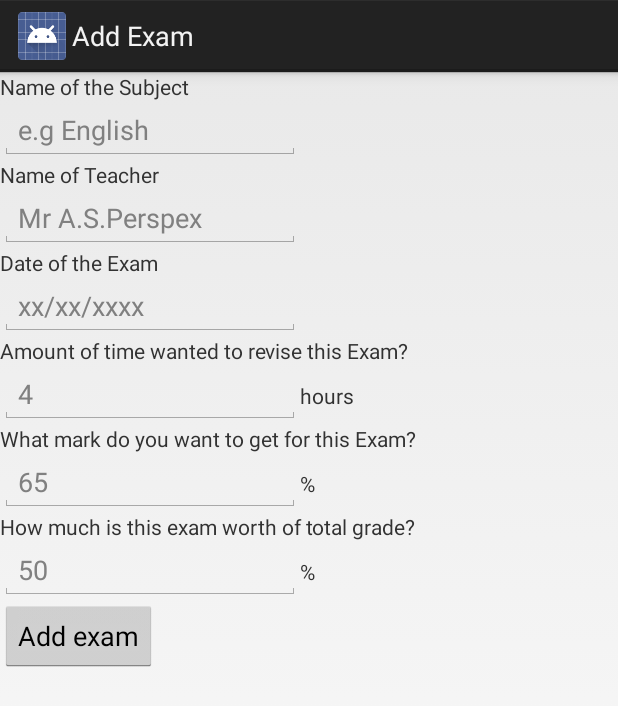
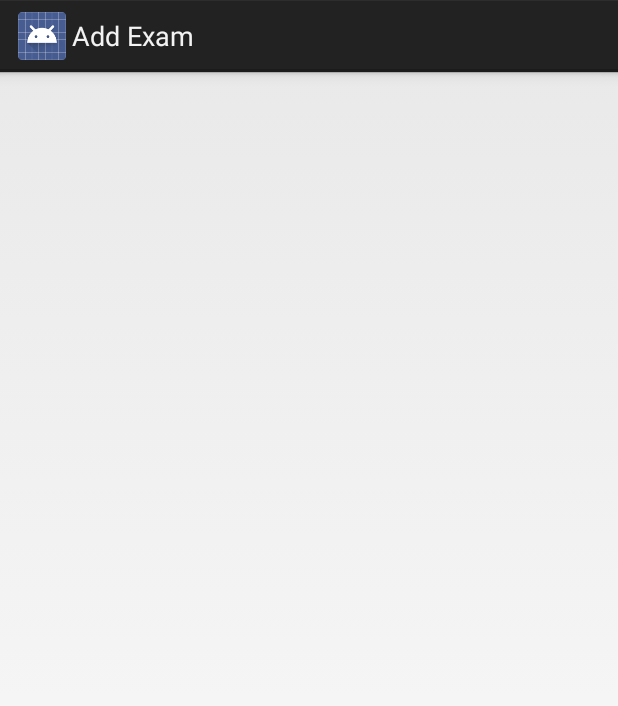
Before and after one commit to apatos/ExamPlanner, an Android app: the AddSubjectActivity screen opened directly, with no data from a screen before it, on a phone screen of 412 x 824 dp. Shown: the top 706 px of the screen. Run offline under Robolectric (Android 15) with nearby library versions, the phone set to English and light mode, and no system bars.

```diff
--- a/Planner/src/main/java/com/atos/examplanner/planner/activity/AddSubjectActivity.java
+++ b/Planner/src/main/java/com/atos/examplanner/planner/activity/AddSubjectActivity.java
@@ -21,13 +21,6 @@ public class AddSubjectActivity extends Activity {
      * In button press function create a new exam object set the information from the Edit Texts to it
      * Then finish the activity
      */
-    //EditText Variables for each editText to be on screen
-    private EditText examName;
-    private EditText teacherName;
-    private EditText examDate;
-    private EditText timeWanted;
-    private EditText desiredMark;
-    private EditText examWorth;
 
     /**
      * When activity is first created this function is called.
@@ -43,15 +36,6 @@ public class AddSubjectActivity extends Activity {
         super.onCreate(savedInstanceState);
         //Set the layout you want to appear
         setContentView(R.layout.activity_add_subject);
-
-        //Finds the EditText views by their ids
-        examName = (EditText)findViewById(R.id.text_box_name);
-        teacherName = (EditText)findViewById(R.id.text_box_teacher);
-        examDate  = (EditText)findViewById(R.id.text_box_exam_date);
-        timeWanted  = (EditText)findViewById(R.id.text_box_time_aim);
-        desiredMark = (EditText)findViewById(R.id.text_box_mark_wanted);
-        examWorth = (EditText)findViewById(R.id.text_box_exam_worth);
-
 
     }
 
--- a/Planner/src/main/res/layout/activity_add_subject.xml
+++ b/Planner/src/main/res/layout/activity_add_subject.xml
@@ -11,116 +11,6 @@
     Mark wanted and Percentage exam is worth of total grade
     Create Button to add exam
     -->
-
-    <TextView
-        android:id="@+id/label_name"
-        android:layout_width="wrap_content"
-        android:layout_height="wrap_content"
-        android:text="@string/label_name_subject"/>
-    <EditText
-        android:id="@+id/text_box_name"
-        android:layout_width="@dimen/activity_add_subject_input_width"
-        android:layout_height="wrap_content"
-        android:inputType="text"
-        android:hint="@string/hint_subject"/>
-    <TextView
-        android:id="@+id/label_teacher"
-        android:layout_width="wrap_content"
-        android:layout_height="wrap_content"
-        android:text="@string/label_name_teacher"/>
-    <EditText
-        android:id="@+id/text_box_teacher"
-        android:layout_width="@dimen/activity_add_subject_input_width"
-        android:layout_height="wrap_content"
-        android:inputType="text"
-        android:hint="@string/hint_teacher"/>
-    <TextView
-        android:id="@+id/label_exam_date"
-        android:layout_width="wrap_content"
-        android:layout_height="wrap_content"
-        android:text="@string/label_exam_date"/>
-    <EditText
-        android:id="@+id/text_box_exam_date"
-        android:layout_width="@dimen/activity_add_subject_input_width"
-        android:layout_height="wrap_content"
-        android:inputType="date"
-        android:hint="@string/hint_date"/>
-    <TextView
-        android:id="@+id/label_time_aim"
-        android:layout_width="wrap_content"
-        android:layout_height="wrap_content"
-        android:text="@string/label_time_aim"/>
-
-    <LinearLayout
-        android:layout_width="match_parent"
-        android:layout_height="wrap_content"
-        android:orientation="horizontal">
-
-        <EditText
-            android:id="@+id/text_box_time_aim"
-            android:layout_width="@dimen/activity_add_subject_input_width"
-            android:layout_height="wrap_content"
-            android:inputType="number"
-            android:hint="@string/hint_time_aim"/>
-        <TextView
-            android:layout_width="wrap_content"
-            android:layout_height="wrap_content"
-            android:text="@string/label_hours"/>
-    </LinearLayout>
-
-    <TextView
-        android:id="@+id/label_mark_wanted"
-        android:layout_width="wrap_content"
-        android:layout_height="wrap_content"
-        android:text="@string/label_mark_wanted" />
-
-    <LinearLayout
-        android:layout_width="match_parent"
-        android:layout_height="wrap_content"
-        android:orientation="horizontal">
-
-        <EditText
-            android:id="@+id/text_box_mark_wanted"
-            android:layout_width="@dimen/activity_add_subject_input_width"
-            android:layout_height="wrap_content"
-            android:inputType="number"
-            android:hint="@string/hint_mark_wanted"/>
-        <TextView
-            android:layout_width="wrap_content"
-            android:layout_height="wrap_content"
-            android:text="@string/label_percentage"/>
-
-    </LinearLayout>
-
-    <TextView
-        android:id="@+id/label_exam_worth"
-        android:layout_width="wrap_content"
-        android:layout_height="wrap_content"
-        android:text="@string/label_exam_worth"/>
-
-    <LinearLayout
-        android:layout_width="match_parent"
-        android:layout_height="wrap_content"
-        android:orientation="horizontal">
-
-        <EditText
-            android:id="@+id/text_box_exam_worth"
-            android:layout_width="@dimen/activity_add_subject_input_width"
-            android:layout_height="wrap_content"
-            android:inputType="number"
-            android:hint="@string/hint_exam_worth"/>
-        <TextView
-            android:layout_width="wrap_content"
-            android:layout_height="wrap_content"
-            android:text="@string/label_percentage"/>
-
-    </LinearLayout>
-
-    <Button
-        android:id="@+id/button_add_exam"
-        android:layout_width="wrap_content"
-        android:layout_height="wrap_content"
-        android:text="@string/button_add_exam"
-        android:onClick="addButtonPressed"/>
+"/>
 
 </LinearLayout>
--- a/Planner/src/main/res/values/strings.xml
+++ b/Planner/src/main/res/values/strings.xml
@@ -28,4 +28,6 @@
     <string name="label_hours">hours</string>
     <string name="label_percentage">%</string>
 
+    <string name="activity_main_add_exam">Add Exam</string>
+
 </resources>
```
Also changed, not shown: Planner/src/main/java/com/atos/examplanner/planner/activity/MainActivity.java (+0 -9 lines), Planner/src/main/java/com/atos/examplanner/planner/model/Exam.java (+0 -63 lines), Planner/src/main/res/layout/activity_main.xml (+4 -8 lines).
